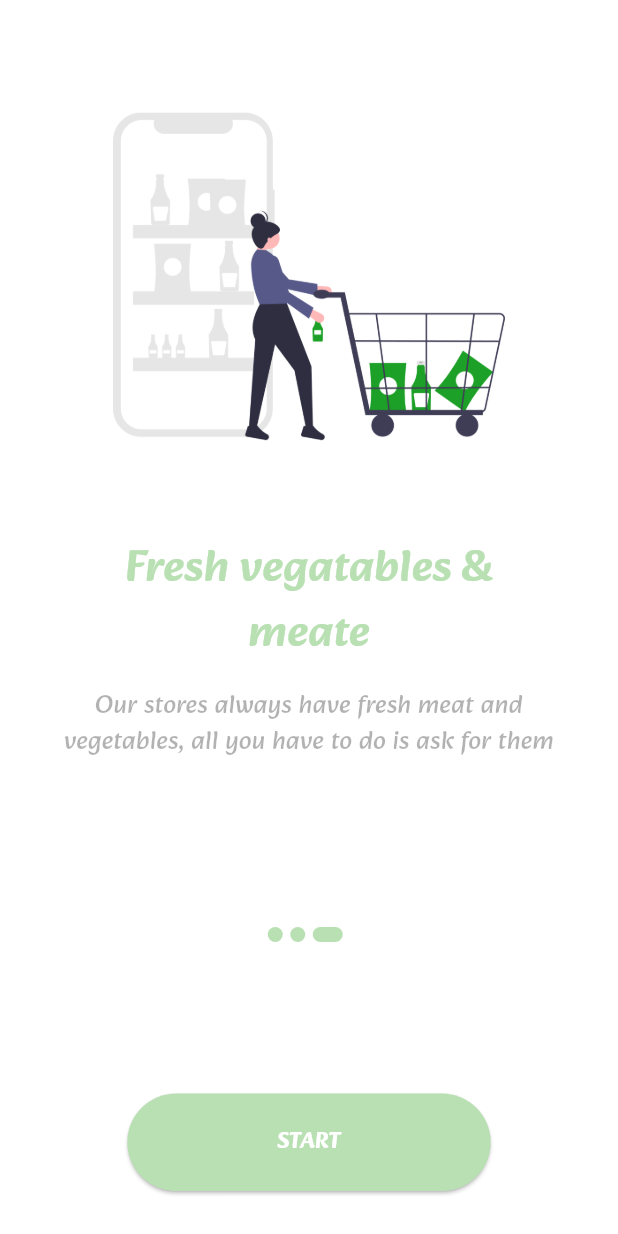
After one commit to abdocrowinho/food_project, a Flutter app: the screen it shows after launch, after a tap on "SKIP", on a phone screen of 412 x 824 dp. The commit adds this screen. Run offline on Flutter 3.47's test engine with Material 3 defaults, Android fonts, the phone set to English and light mode, and no system bars; our stand-ins replace go_router.

Commit message:
finish onBoarding view

```diff
--- /dev/null
+++ b/lib/core/styels.dart
@@ -0,0 +1,10 @@
+import 'package:flutter/rendering.dart';
+import 'package:food_project/core/utils/colors.dart';
+
+class AppStyels {
+  static const style1 = TextStyle(
+      fontSize: 15,
+      fontFamily: 'Alkatra',
+      color: MyColors.kcolors0,
+      fontWeight: FontWeight.bold);
+}
--- a/lib/core/utils/app_router.dart
+++ b/lib/core/utils/app_router.dart
@@ -1,6 +1,7 @@
 import 'package:food_project/features/auth/login/presentation/views/login_view.dart';
 import 'package:food_project/features/auth/signUp/presentation/views/signup_view.dart';
 import 'package:food_project/features/home/presentation/views/home_view.dart';
+import 'package:food_project/features/on_boarding/onboarding_view.dart';
 import 'package:food_project/features/splach_scrren/presentation/view/splash_Screen.dart';
 import 'package:go_router/go_router.dart';
 
@@ -23,6 +24,10 @@ abstract class AppRouter {
         path: '/home',
         builder: (context, state) => const Homeview(),
       ),
+      GoRoute(
+        path: '/onboarding',
+        builder: (context, state) => const OnBoardingView(),
+      ),
     ],
   );
 }
--- /dev/null
+++ b/lib/core/utils/colors.dart
@@ -0,0 +1,7 @@
+import 'package:flutter/material.dart';
+
+abstract class MyColors {
+  static const kcolors1 = Color(0xff1CA027);
+  static const kcolors0 = Color(0xffffffff);
+  static const kcolors3 = Color.fromARGB(255, 184, 224, 178);
+}
--- /dev/null
+++ b/lib/features/on_boarding/onboarding_view.dart
@@ -0,0 +1,64 @@
+import 'package:flutter/material.dart';
+import 'package:food_project/features/on_boarding/widgets/column_After_pageView.dart';
+import 'package:food_project/features/on_boarding/widgets/items_column.dart';
+import 'package:food_project/features/on_boarding/widgets/onboarding_contents.dart';
+import 'package:food_project/features/on_boarding/widgets/size_config.dart';
+
+class OnBoardingView extends StatefulWidget {
+  const OnBoardingView({Key? key}) : super(key: key);
+
+  @override
+  State<OnBoardingView> createState() => _OnBoardingViewState();
+}
+
+class _OnBoardingViewState extends State<OnBoardingView> {
+  late PageController _controller;
+
+  @override
+  void initState() {
+    _controller = PageController();
+    super.initState();
+  }
+
+  int _currentPage = 0;
+
+  @override
+  Widget build(BuildContext context) {
+    SizeConfig().init(context);
+    double width = SizeConfig.screenW!;
+    double height = SizeConfig.screenH!;
+
+    return Scaffold(
+      backgroundColor: Colors.white,
+      body: SafeArea(
+        child: Column(
+          children: [
+            Expanded(
+              flex: 3,
+              child: PageView.builder(
+                physics: const BouncingScrollPhysics(),
+                controller: _controller,
+                onPageChanged: (value) => setState(() => _currentPage = value),
+                itemCount: onBoradingDisplay.length,
+                itemBuilder: (context, i) {
+                  return Padding(
+                    padding: const EdgeInsets.all(40.0),
+                    child:
+                        CustomColumnItems(height: height, width: width, i: i),
+                  );
+                },
+              ),
+            ),
+            Expanded(
+              flex: 1,
+              child: CustomColumnAfterPageView(
+                  currentPage: _currentPage,
+                  width: width,
+                  controller: _controller),
+            ),
+          ],
+        ),
+      ),
+    );
+  }
+}
--- /dev/null
+++ b/lib/features/on_boarding/widgets/Custom_Skip_button.dart
@@ -0,0 +1,33 @@
+import 'package:flutter/material.dart';
+import 'package:food_project/core/utils/colors.dart';
+
+class CustomSkipButton extends StatelessWidget {
+  const CustomSkipButton({
+    super.key,
+    required PageController controller,
+    required this.width,
+  }) : _controller = controller;
+
+  final PageController _controller;
+  final double width;
+
+  @override
+  Widget build(BuildContext context) {
+    return TextButton(
+      onPressed: () {
+        _controller.jumpToPage(2);
+      },
+      style: TextButton.styleFrom(
+        elevation: 0,
+        textStyle: TextStyle(
+          fontWeight: FontWeight.w600,
+          fontSize: (width <= 550) ? 13 : 17,
+        ),
+      ),
+      child: const Text(
+        "SKIP",
+        style: TextStyle(color: MyColors.kcolors3),
+      ),
+    );
+  }
+}
--- /dev/null
+++ b/lib/features/on_boarding/widgets/column_After_pageView.dart
@@ -0,0 +1,72 @@
+import 'package:flutter/material.dart';
+import 'package:food_project/core/utils/colors.dart';
+import 'package:food_project/features/on_boarding/widgets/Custom_Skip_button.dart';
+import 'package:food_project/features/on_boarding/widgets/custom_Start_Button.dart';
+import 'package:food_project/features/on_boarding/widgets/custom_next_button.dart';
+import 'package:food_project/features/on_boarding/widgets/onboarding_contents.dart';
+
+class CustomColumnAfterPageView extends StatelessWidget {
+  const CustomColumnAfterPageView({
+    super.key,
+    required int currentPage,
+    required this.width,
+    required PageController controller,
+  })  : _currentPage = currentPage,
+        _controller = controller;
+
+  final int _currentPage;
+  final double width;
+  final PageController _controller;
+
+  @override
+  Widget build(BuildContext context) {
+    return Column(
+      mainAxisAlignment: MainAxisAlignment.spaceBetween,
+      children: [
+        Row(
+          mainAxisAlignment: MainAxisAlignment.center,
+          children: List.generate(
+            onBoradingDisplay.length,
+            (int index) => _buildDots(
+              index: index,
+            ),
+          ),
+        ),
+        _currentPage + 1 == onBoradingDisplay.length
+            ? Padding(
+                padding: const EdgeInsets.all(30),
+                child: CustomStartButton(width: width),
+              )
+            : Padding(
+                padding: const EdgeInsets.all(30),
+                child: Row(
+                  mainAxisAlignment: MainAxisAlignment.spaceBetween,
+                  children: [
+                    CustomSkipButton(controller: _controller, width: width),
+                    CustomNextElvatedButton(
+                        controller: _controller, width: width),
+                  ],
+                ),
+              )
+      ],
+    );
+  }
+
+  AnimatedContainer _buildDots({
+    int? index,
+  }) {
+    return AnimatedContainer(
+      duration: const Duration(milliseconds: 200),
+      decoration: const BoxDecoration(
+        borderRadius: BorderRadius.all(
+          Radius.circular(50),
+        ),
+        color: MyColors.kcolors3,
+      ),
+      margin: const EdgeInsets.only(right: 5),
+      height: 10,
+      curve: Curves.easeIn,
+      width: _currentPage == index ? 20 : 10,
+    );
+  }
+}
--- /dev/null
+++ b/lib/features/on_boarding/widgets/custom_Start_Button.dart
@@ -0,0 +1,36 @@
+import 'package:flutter/material.dart';
+import 'package:food_project/core/styels.dart';
+import 'package:food_project/core/utils/colors.dart';
+import 'package:go_router/go_router.dart';
+
+class CustomStartButton extends StatelessWidget {
+  const CustomStartButton({
+    super.key,
+    required this.width,
+  });
+
+  final double width;
+
+  @override
+  Widget build(BuildContext context) {
+    return ElevatedButton(
+      onPressed: () {
+        (context).go('/signup');
+      },
+      style: ElevatedButton.styleFrom(
+        backgroundColor: MyColors.kcolors3,
+        shape: RoundedRectangleBorder(
+          borderRadius: BorderRadius.circular(50),
+        ),
+        padding: (width <= 550)
+            ? const EdgeInsets.symmetric(horizontal: 100, vertical: 20)
+            : EdgeInsets.symmetric(horizontal: width * 0.2, vertical: 25),
+        textStyle: TextStyle(fontSize: (width <= 550) ? 13 : 17),
+      ),
+      child: const Text(
+        "START",
+        style: AppStyels.style1,
+      ),
+    );
+  }
+}
--- /dev/null
+++ b/lib/features/on_boarding/widgets/custom_next_button.dart
@@ -0,0 +1,38 @@
+import 'package:flutter/material.dart';
+import 'package:food_project/core/styels.dart';
+import 'package:food_project/core/utils/colors.dart';
+
+class CustomNextElvatedButton extends StatelessWidget {
+  const CustomNextElvatedButton({
+    super.key,
+    required PageController controller,
+    required this.width,
+  }) : _controller = controller;
+
+  final PageController _controller;
+  final double width;
+
+  @override
+  Widget build(BuildContext context) {
+    return ElevatedButton(
+      onPressed: () {
+        _controller.nextPage(
+          duration: const Duration(milliseconds: 200),
+          curve: Curves.easeIn,
+        );
+      },
+      style: ElevatedButton.styleFrom(
+        backgroundColor: MyColors.kcolors3,
+        shape: RoundedRectangleBorder(
+          borderRadius: BorderRadius.circular(50),
+        ),
+        elevation: 0,
+        padding: (width <= 550)
+            ? const EdgeInsets.symmetric(horizontal: 25, vertical: 15)
+            : const EdgeInsets.symmetric(horizontal: 30, vertical: 25),
+        textStyle: TextStyle(fontSize: (width <= 550) ? 13 : 17),
+      ),
+      child: Text("NEXT", style: AppStyels.style1),
+    );
+  }
+}
--- /dev/null
+++ b/lib/features/on_boarding/widgets/items_column.dart
@@ -0,0 +1,51 @@
+import 'package:flutter/material.dart';
+import 'package:food_project/core/utils/colors.dart';
+import 'package:food_project/features/on_boarding/widgets/onboarding_contents.dart';
+import 'package:food_project/features/on_boarding/widgets/size_config.dart';
+
+class CustomColumnItems extends StatelessWidget {
+  const CustomColumnItems({
+    super.key,
+    required this.height,
+    required this.width,
+    required this.i,
+  });
+
+  final double height;
+  final double width;
+  final int i;
+
+  @override
+  Widget build(BuildContext context) {
+    return Column(
+      children: [
+        Image.asset(
+          onBoradingDisplay[i].image,
+          height: SizeConfig.blockV! * 35,
+        ),
+        SizedBox(
+          height: (height >= 840) ? 60 : 30,
+        ),
+        Text(
+          onBoradingDisplay[i].tittle,
+          textAlign: TextAlign.center,
+          style: TextStyle(
+            color: MyColors.kcolors3,
+            fontWeight: FontWeight.w600,
+            fontSize: (width <= 550) ? 30 : 35,
+          ),
+        ),
+        const SizedBox(height: 15),
+        Text(
+          onBoradingDisplay[i].desc,
+          style: TextStyle(
+            color: Colors.black.withOpacity(.3),
+            fontWeight: FontWeight.w300,
+            fontSize: (width <= 550) ? 17 : 25,
+          ),
+          textAlign: TextAlign.center,
+        )
+      ],
+    );
+  }
+}
--- /dev/null
+++ b/lib/features/on_boarding/widgets/onboarding_contents.dart
@@ -0,0 +1,26 @@
+class OnBoardingContents {
+  final String image;
+  final String tittle;
+  final String desc;
+
+  OnBoardingContents(
+      {required this.image, required this.tittle, required this.desc});
+}
+
+List<OnBoardingContents> onBoradingDisplay = [
+  OnBoardingContents(
+      image: 'assets/onboarding1.png',
+      tittle: 'Welcom',
+      desc:
+          'Welcome to the food application. We hope you find what pleases you'),
+  OnBoardingContents(
+      image: 'assets/onboarding2.png',
+      tittle: 'Quick & Fast Delivery',
+      desc:
+          'You can place an order for any item in the application and it will be delivered to you sooner than you can imagine'),
+  OnBoardingContents(
+      image: 'assets/onboarding3.png',
+      tittle: 'Fresh vegatables & meate ',
+      desc:
+          'Our stores always have fresh meat and vegetables, all you have to do is ask for them')
+];
--- /dev/null
+++ b/lib/features/on_boarding/widgets/size_config.dart
@@ -0,0 +1,17 @@
+import 'package:flutter/material.dart';
+
+class SizeConfig {
+  static MediaQueryData? _mediaQueryData;
+  static double? screenW;
+  static double? screenH;
+  static double? blockH;
+  static double? blockV;
+
+  void init(BuildContext context) {
+    _mediaQueryData = MediaQuery.of(context);
+    screenW = _mediaQueryData!.size.width;
+    screenH = _mediaQueryData!.size.height;
+    blockH = screenW! / 100;
+    blockV = screenH! / 100;
+  }
+}
--- a/lib/features/splach_scrren/presentation/view/splash_Screen.dart
+++ b/lib/features/splach_scrren/presentation/view/splash_Screen.dart
@@ -1,4 +1,5 @@
 import 'package:flutter/material.dart';
+import 'package:food_project/core/utils/colors.dart';
 import 'package:food_project/features/splach_scrren/presentation/view/widgets/splash_screen_body.dart';
 
 class SplashScreen extends StatelessWidget {
@@ -12,7 +13,7 @@ class SplashScreen extends StatelessWidget {
             gradient: LinearGradient(
           colors: [
             Colors.white,
-            Colors.green,
+            MyColors.kcolors3,
           ],
           begin: Alignment.topCenter,
           end: Alignment.bottomCenter,
--- a/lib/features/splach_scrren/presentation/view/widgets/splash_screen_body.dart
+++ b/lib/features/splach_scrren/presentation/view/widgets/splash_screen_body.dart
@@ -77,7 +77,7 @@ class _SplachScreenBodyState extends State<SplachScreenBody>
 
   void navigatetohome() {
     Future.delayed(const Duration(milliseconds: 3000), () {
-      context.go('/signup');
+      context.go('/onboarding');
     });
   }
 }
--- a/lib/main.dart
+++ b/lib/main.dart
@@ -12,6 +12,7 @@ class MainApp extends StatelessWidget {
   @override
   Widget build(BuildContext context) {
     return MaterialApp.router(
+      theme: ThemeData(fontFamily: 'Alkatra'),
       debugShowCheckedModeBanner: false,
       routerConfig: AppRouter.goRouter,
     );
```
Also changed, not shown: assets/onboarding1.png (added), assets/onboarding2.png (added), assets/onboarding3.png (added).
